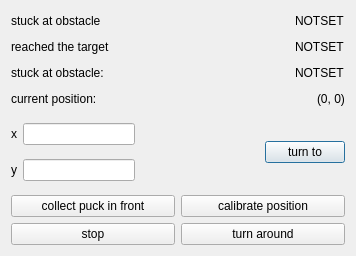
Qt form layer/view/view.ui (benediktibk/robohockey) before a commit.
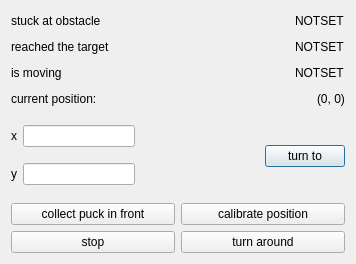
The same form after that commit.

Commit message: added functions to window

```diff
--- a/layer/view/view.ui
+++ b/layer/view/view.ui
@@ -7,7 +7,7 @@
     <x>0</x>
     <y>0</y>
     <width>356</width>
-    <height>256</height>
+    <height>264</height>
    </rect>
   </property>
   <property name="windowTitle">
@@ -52,7 +52,7 @@
        <item>
         <widget class="QLabel" name="isMovingLabel">
          <property name="text">
-          <string>stuck at obstacle: </string>
+          <string>is moving</string>
          </property>
         </widget>
        </item>
```
The commit also changes 2 other files.
